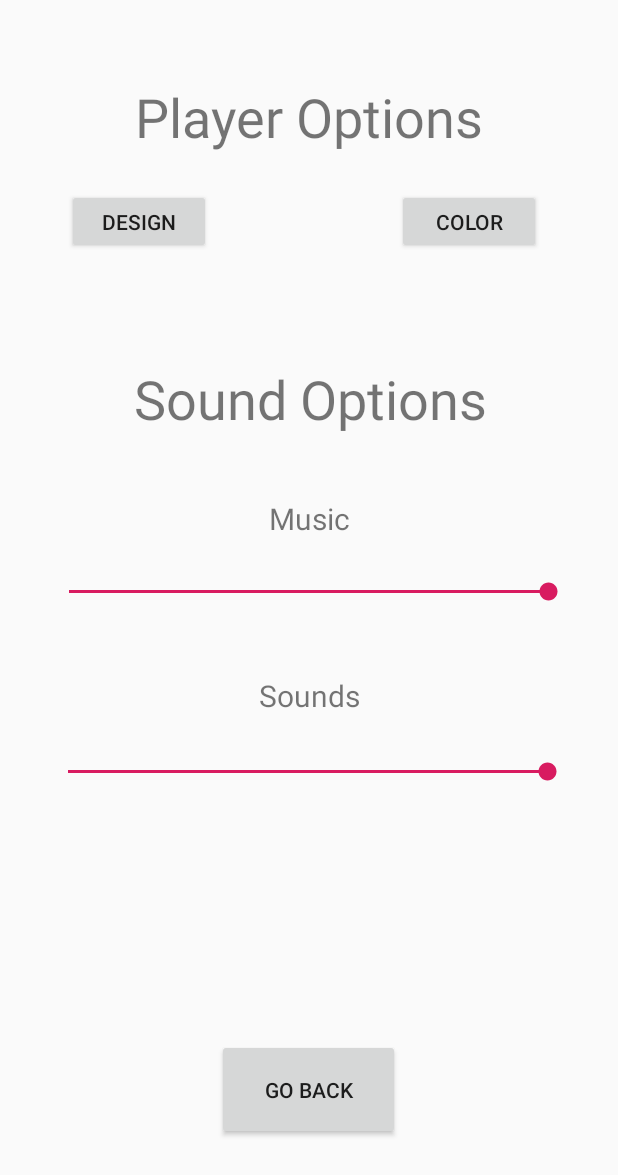
After one commit to Tron-CS125/CS125-Tron, an Android app: the layout player_settings.xml on its own in the app's theme, with its tools: preview values and no code run, on a phone screen of 412 x 824 dp. The commit adds this screen. Shown: the top 1175 px of the screen. Run offline under Robolectric (Android 15) with nearby library versions, the phone set to English and light mode, and no system bars.

Commit message:
JayBranchMonday - implemented options screen - implemented logo

```diff
--- a/app/src/main/res/layout/activity_main.xml
+++ b/app/src/main/res/layout/activity_main.xml
@@ -16,4 +16,21 @@
         app:layout_constraintEnd_toEndOf="parent"
         app:layout_constraintStart_toStartOf="parent" />
 
+    <ImageView
+        android:id="@+id/tronImageStart"
+        android:layout_width="322dp"
+        android:layout_height="319dp"
+        android:layout_marginStart="44dp"
+        android:layout_marginLeft="44dp"
+        android:layout_marginTop="148dp"
+        android:layout_marginEnd="45dp"
+        android:layout_marginRight="45dp"
+        android:layout_marginBottom="64dp"
+        android:contentDescription="@string/initial_image_for_tron_game"
+        app:layout_constraintBottom_toTopOf="@+id/startGameButton"
+        app:layout_constraintEnd_toEndOf="parent"
+        app:layout_constraintStart_toStartOf="parent"
+        app:layout_constraintTop_toTopOf="parent"
+        app:srcCompat="@drawable/snakeLogo" />
+
 </androidx.constraintlayout.widget.ConstraintLayout>
--- /dev/null
+++ b/app/src/main/res/layout/player_settings.xml
@@ -0,0 +1,154 @@
+<?xml version="1.0" encoding="utf-8"?>
+<LinearLayout xmlns:android="http://schemas.android.com/apk/res/android"
+    xmlns:app="http://schemas.android.com/apk/res-auto"
+    xmlns:tools="http://schemas.android.com/tools"
+    android:orientation="vertical" android:layout_width="match_parent"
+    android:layout_height="match_parent">
+
+    <androidx.constraintlayout.widget.ConstraintLayout
+        android:layout_width="match_parent"
+        android:layout_height="match_parent">
+
+        <SeekBar
+            android:id="@+id/soundsSeekBar"
+            android:layout_width="352dp"
+            android:layout_height="30dp"
+            android:layout_marginStart="29dp"
+            android:layout_marginLeft="29dp"
+            android:layout_marginTop="22dp"
+            android:layout_marginEnd="30dp"
+            android:layout_marginRight="30dp"
+            android:max="100"
+            android:progress="100"
+            app:layout_constraintEnd_toEndOf="parent"
+            app:layout_constraintHorizontal_bias="0.0"
+            app:layout_constraintStart_toStartOf="parent"
+            app:layout_constraintTop_toBottomOf="@+id/soundsText" />
+
+        <Button
+            android:id="@+id/colorButton"
+            android:layout_width="96dp"
+            android:layout_height="43dp"
+            android:layout_marginStart="74dp"
+            android:layout_marginLeft="74dp"
+            android:layout_marginTop="24dp"
+            android:layout_marginEnd="80dp"
+            android:layout_marginRight="80dp"
+            android:layout_marginBottom="72dp"
+            android:text="@string/color"
+            app:layout_constraintBottom_toTopOf="@+id/soundOptionsText"
+            app:layout_constraintEnd_toEndOf="parent"
+            app:layout_constraintStart_toEndOf="@+id/designButton"
+            app:layout_constraintTop_toBottomOf="@+id/playerOptionsText" />
+
+        <Button
+            android:id="@+id/designButton"
+            android:layout_width="96dp"
+            android:layout_height="43dp"
+            android:layout_marginStart="73dp"
+            android:layout_marginLeft="73dp"
+            android:layout_marginTop="24dp"
+            android:layout_marginEnd="50dp"
+            android:layout_marginRight="50dp"
+            android:layout_marginBottom="72dp"
+            android:text="@string/design"
+            app:layout_constraintBottom_toTopOf="@+id/soundOptionsText"
+            app:layout_constraintEnd_toStartOf="@+id/colorButton"
+            app:layout_constraintHorizontal_bias="0.6"
+            app:layout_constraintStart_toStartOf="parent"
+            app:layout_constraintTop_toBottomOf="@+id/playerOptionsText" />
+
+        <TextView
+            android:id="@+id/playerOptionsText"
+            android:layout_width="wrap_content"
+            android:layout_height="wrap_content"
+            android:layout_marginStart="88dp"
+            android:layout_marginLeft="88dp"
+            android:layout_marginTop="53dp"
+            android:layout_marginEnd="88dp"
+            android:layout_marginRight="88dp"
+            android:text="@string/player_options"
+            android:textSize="36sp"
+            app:layout_constraintEnd_toEndOf="parent"
+            app:layout_constraintStart_toStartOf="parent"
+            app:layout_constraintTop_toTopOf="parent" />
+
+        <TextView
+            android:id="@+id/soundOptionsText"
+            android:layout_width="wrap_content"
+            android:layout_height="wrap_content"
+            android:layout_marginStart="88dp"
+            android:layout_marginLeft="88dp"
+            android:layout_marginTop="72dp"
+            android:layout_marginEnd="86dp"
+            android:layout_marginRight="86dp"
+            android:text="@string/sound_options"
+            android:textSize="36sp"
+            app:layout_constraintEnd_toEndOf="parent"
+            app:layout_constraintStart_toStartOf="parent"
+            app:layout_constraintTop_toBottomOf="@+id/colorButton" />
+
+        <Button
+            android:id="@+id/backFromOptions"
+            android:layout_width="122dp"
+            android:layout_height="67dp"
+            android:text="@string/go_back"
+            app:layout_constraintBottom_toBottomOf="parent"
+            app:layout_constraintEnd_toEndOf="parent"
+            app:layout_constraintHorizontal_bias="0.498"
+            app:layout_constraintStart_toStartOf="parent"
+            app:layout_constraintTop_toBottomOf="@+id/soundOptionsText"
+            app:layout_constraintVertical_bias="0.863" />
+
+        <TextView
+            android:id="@+id/soundsText"
+            android:layout_width="wrap_content"
+            android:layout_height="wrap_content"
+            android:layout_marginStart="171dp"
+            android:layout_marginLeft="171dp"
+            android:layout_marginTop="450dp"
+            android:layout_marginEnd="172dp"
+            android:layout_marginRight="172dp"
+            android:layout_marginBottom="100dp"
+            android:text="@string/sounds"
+            android:textSize="20sp"
+            app:layout_constraintBottom_toTopOf="@+id/soundsSeekBar"
+            app:layout_constraintEnd_toEndOf="parent"
+            app:layout_constraintHorizontal_bias="1.0"
+            app:layout_constraintStart_toStartOf="parent"
+            app:layout_constraintTop_toTopOf="parent" />
+
+        <TextView
+            android:id="@+id/musicText"
+            android:layout_width="wrap_content"
+            android:layout_height="wrap_content"
+            android:layout_marginStart="178dp"
+            android:layout_marginLeft="178dp"
+            android:layout_marginTop="42dp"
+            android:layout_marginEnd="178dp"
+            android:layout_marginRight="178dp"
+            android:layout_marginBottom="20dp"
+            android:text="@string/music"
+            android:textSize="20sp"
+            app:layout_constraintBottom_toTopOf="@+id/musicSeekBar"
+            app:layout_constraintEnd_toEndOf="parent"
+            app:layout_constraintStart_toStartOf="parent"
+            app:layout_constraintTop_toBottomOf="@+id/soundOptionsText" />
+
+        <SeekBar
+            android:id="@+id/musicSeekBar"
+            android:layout_width="352dp"
+            android:layout_height="30dp"
+            android:layout_marginStart="29dp"
+            android:layout_marginLeft="29dp"
+            android:layout_marginTop="20dp"
+            android:layout_marginEnd="30dp"
+            android:layout_marginRight="30dp"
+            android:max="100"
+            android:progress="100"
+            app:layout_constraintEnd_toEndOf="parent"
+            app:layout_constraintStart_toStartOf="parent"
+            app:layout_constraintTop_toBottomOf="@+id/musicText" />
+
+    </androidx.constraintlayout.widget.ConstraintLayout>
+</LinearLayout>
--- a/app/src/main/res/values/strings.xml
+++ b/app/src/main/res/values/strings.xml
@@ -5,4 +5,12 @@
     <string name="enterName">Enter Name</string>
     <string name="displayName">Enter Name You Want Displayed</string>
     <string name="submitButton">Submit</string>
+    <string name="music">Music</string>
+    <string name="sounds">Sounds</string>
+    <string name="go_back">Go Back</string>
+    <string name="sound_options">Sound Options</string>
+    <string name="player_options">Player Options</string>
+    <string name="design">Design</string>
+    <string name="color">Color</string>
+    <string name="initial_image_for_tron_game">Initial Image for Tron Game</string>
 </resources>
```
